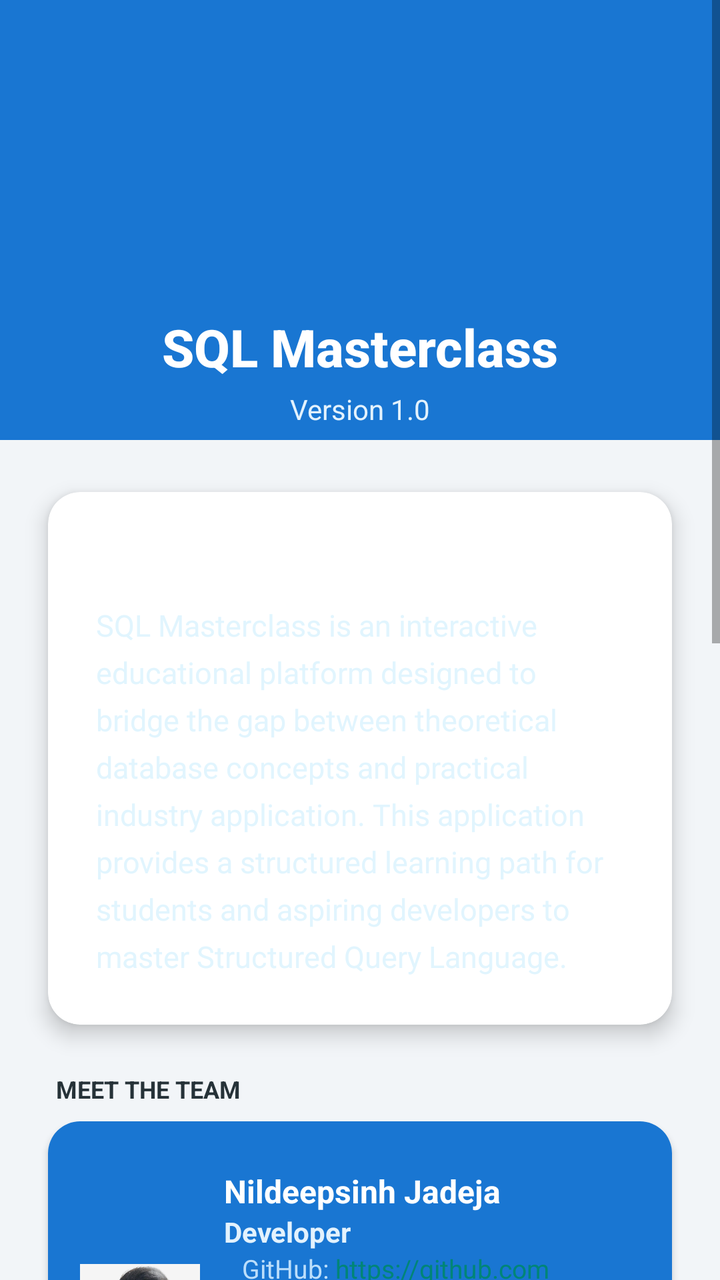
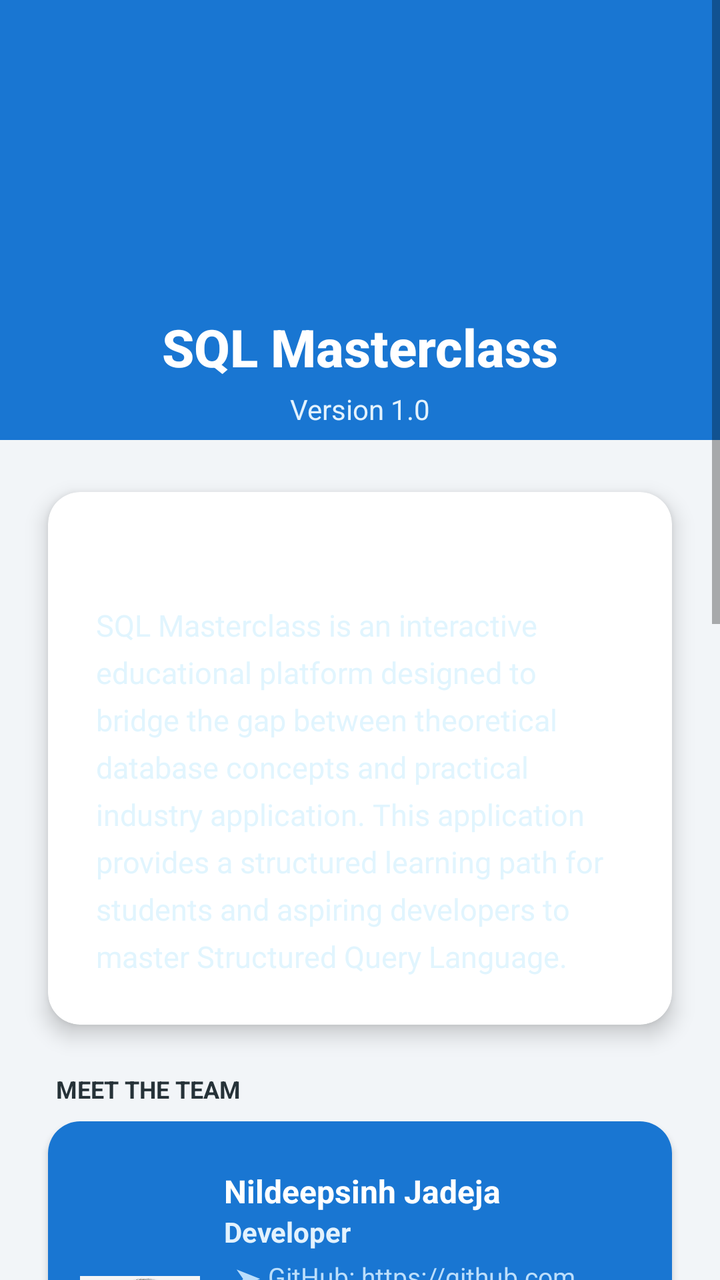

Compare the two renders of this Android layout. The source of the first and the diff that turns it into the second are given below.
<!-- AndroidManifest.xml: application theme Theme.AppCompat.Light.NoActionBar -->
<!-- res/layout/activity_about.xml -->
<?xml version="1.0" encoding="utf-8"?>
<ScrollView xmlns:android="http://schemas.android.com/apk/res/android"
    xmlns:app="http://schemas.android.com/apk/res-auto"
    xmlns:tools="http://schemas.android.com/tools"
    android:layout_width="match_parent"
    android:layout_height="match_parent"
    android:background="#F2F5F8"
    android:fillViewport="true"
    android:fitsSystemWindows="true">

    <androidx.constraintlayout.widget.ConstraintLayout
        android:layout_width="match_parent"
        android:layout_height="wrap_content"
        android:paddingBottom="32dp">

        <View
            android:id="@+id/headerBg"
            android:layout_width="match_parent"
            android:layout_height="220dp"
            android:background="#1976D2"
            app:layout_constraintTop_toTopOf="parent" />

        <ImageView
            android:id="@+id/imgAppLogo"
            android:layout_width="100dp"
            android:layout_height="100dp"
            android:layout_marginTop="40dp"
            android:elevation="8dp"
            android:src="@mipmap/ic_launcher"
            app:layout_constraintEnd_toEndOf="parent"
            app:layout_constraintStart_toStartOf="parent"
            app:layout_constraintTop_toTopOf="parent"
            tools:ignore="ContentDescription" />

        <TextView
            android:id="@+id/tvAppName"
            android:layout_width="wrap_content"
            android:layout_height="wrap_content"
            android:layout_marginTop="16dp"
            android:fontFamily="sans-serif-medium"
            android:text="SQL Masterclass"
            android:textColor="#FFFFFF"
            android:textSize="26sp"
            android:textStyle="bold"
            app:layout_constraintEnd_toEndOf="parent"
            app:layout_constraintStart_toStartOf="parent"
            app:layout_constraintTop_toBottomOf="@+id/imgAppLogo" />

        <TextView
            android:id="@+id/tvVersion"
            android:layout_width="wrap_content"
            android:layout_height="wrap_content"
            android:layout_marginTop="4dp"
            android:text="Version 1.0"
            android:textColor="#E3F2FD"
            android:textSize="14sp"
            app:layout_constraintEnd_toEndOf="parent"
            app:layout_constraintStart_toStartOf="parent"
            app:layout_constraintTop_toBottomOf="@+id/tvAppName" />

        <androidx.cardview.widget.CardView
            android:id="@+id/cardDescription"
            android:layout_width="match_parent"
            android:layout_height="wrap_content"
            android:layout_marginHorizontal="24dp"
            android:layout_marginTop="32dp"
            app:cardCornerRadius="16dp"
            app:cardElevation="6dp"
            app:layout_constraintTop_toBottomOf="@+id/tvVersion">

            <LinearLayout
                android:layout_width="match_parent"
                android:layout_height="wrap_content"
                android:orientation="vertical"
                android:padding="24dp">

                <TextView
                    android:layout_width="wrap_content"
                    android:layout_height="wrap_content"
                    android:text="About"
                    android:textColor="#FFFFFF"
                    android:textSize="18sp"
                    android:textStyle="bold"
                    android:layout_marginBottom="8dp"/>

                <TextView
                    android:layout_width="match_parent"
                    android:layout_height="wrap_content"
                    android:lineSpacingExtra="6dp"
                    android:text="SQL Masterclass is an interactive educational platform designed to bridge the gap between theoretical database concepts and practical industry application. This application provides a structured learning path for students and aspiring developers to master Structured Query Language."
                    android:textColor="#E1F5FE"
                    android:textSize="15sp" />
            </LinearLayout>
        </androidx.cardview.widget.CardView>

        <TextView
            android:id="@+id/tvLabelTeam"
            android:layout_width="wrap_content"
            android:layout_height="wrap_content"
            android:layout_marginStart="28dp"
            android:layout_marginTop="24dp"
            android:text="Meet the Team"
            android:textAllCaps="true"
            android:textColor="#263238"
            android:textSize="12sp"
            android:textStyle="bold"
            app:layout_constraintStart_toStartOf="parent"
            app:layout_constraintTop_toBottomOf="@+id/cardDescription" />

        <androidx.cardview.widget.CardView
            android:id="@+id/cardTeam"
            android:layout_width="match_parent"
            android:layout_height="wrap_content"
            android:layout_marginHorizontal="24dp"
            android:layout_marginTop="8dp"
            app:cardCornerRadius="16dp"
            app:cardElevation="2dp"
            app:layout_constraintTop_toBottomOf="@+id/tvLabelTeam">

            <LinearLayout
                android:layout_width="match_parent"
                android:layout_height="wrap_content"
                android:orientation="vertical"
                android:paddingVertical="8dp"
                android:background="#1976D2">

                <LinearLayout
                    android:layout_width="match_parent"
                    android:layout_height="wrap_content"
                    android:orientation="horizontal"
                    android:padding="16dp"
                    android:gravity="center_vertical">

                    <ImageView
                        android:layout_width="60dp"
                        android:layout_height="60dp"
                        android:layout_marginEnd="12dp"
                        android:scaleType="centerCrop"
                        android:src="@drawable/dev_nildeepsinh" />

                    <LinearLayout
                        android:layout_width="0dp"
                        android:layout_height="wrap_content"
                        android:layout_weight="1"
                        android:orientation="vertical">
                        <TextView
                            android:layout_width="wrap_content"
                            android:layout_height="wrap_content"
                            android:text="Nildeepsinh Jadeja"
                            android:textColor="#FFFFFF"
                            android:textStyle="bold"
                            android:textSize="16sp"/>
                        <TextView
                            android:layout_width="wrap_content"
                            android:layout_height="wrap_content"
                            android:text="Developer"
                            android:textStyle="bold"
                            android:textColor="#E3F2FD"
                            android:textSize="14sp"/>

                        <TextView
                            android:layout_width="wrap_content"
                            android:layout_height="wrap_content"
                            android:text=" GitHub: https://github.com/Nildeepsinh24/"
                            android:textColor="#BBDEFB"
                            android:textSize="13sp"
                            android:autoLink="web"
                            android:drawableStart="@drawable/ic_info_small"
                            android:drawablePadding="6dp"
                            android:gravity="center_vertical"/>

                        <TextView
                            android:layout_width="wrap_content"
                            android:layout_height="wrap_content"
                            android:text=" LinkedIn: https://www.linkedin.com/in/nildeepsinh-jadeja-421b2a35b/"
                            android:textColor="#BBDEFB"
                            android:textSize="13sp"
                            android:autoLink="web"
                            android:drawableStart="@drawable/ic_place_small"
                            android:drawablePadding="6dp"
                            android:gravity="center_vertical"/>

                        <TextView
                            android:layout_width="wrap_content"
                            android:layout_height="wrap_content"
                            android:text=" Email: neeldeepsinhjadeja24@gmail.com"
                            android:textColor="#BBDEFB"
                            android:textSize="13sp"
                            android:autoLink="email"
                            android:drawableStart="@drawable/ic_email_small"
                            android:drawablePadding="6dp"
                            android:gravity="center_vertical"/>


                    </LinearLayout>
                </LinearLayout>

                <View
                    android:layout_width="match_parent"
                    android:layout_height="1dp"
                    android:layout_marginHorizontal="16dp"
                    android:background="#40FFFFFF" />

                <LinearLayout
                    android:layout_width="match_parent"
                    android:layout_height="wrap_content"
                    android:orientation="horizontal"
                    android:padding="16dp"
                    android:gravity="center_vertical">

                    <ImageView
                        android:layout_width="60dp"
                        android:layout_height="60dp"
                        android:layout_marginEnd="12dp"
                        android:scaleType="centerCrop"
                        android:src="@drawable/dev_vrinda" />

                    <LinearLayout
                        android:layout_width="0dp"
                        android:layout_height="wrap_content"
                        android:layout_weight="1"
                        android:orientation="vertical">
                        <TextView
                            android:layout_width="wrap_content"
                            android:layout_height="wrap_content"
                            android:text="Vrinda Mavadhiya"
                            android:textColor="#FFFFFF"
                            android:textStyle="bold"
                            android:textSize="16sp"/>
                        <TextView
                            android:layout_width="wrap_content"
                            android:layout_height="wrap_content"
                            android:text="Developer"
                            android:textStyle="bold"
                            android:textColor="#E3F2FD"
                            android:textSize="14sp"/>

                        <TextView
                            android:layout_width="wrap_content"
                            android:layout_height="wrap_content"
                            android:text=" GitHub: https://github.com/Vrindasm99"
                            android:textColor="#BBDEFB"
                            android:textSize="13sp"
                            android:autoLink="web"
                            android:gravity="center_vertical"
                            android:drawableStart="@drawable/ic_info_small"
                            android:drawablePadding="6dp"/>

                        <TextView
                            android:layout_width="wrap_content"
                            android:layout_height="wrap_content"
                            android:gravity="center_vertical"
                            android:text=" LinkedIn: https://www.linkedin.com/in/vrinda-mavadhiya-a42947217/"
                            android:textColor="#BBDEFB"
                            android:textSize="13sp"
                            android:autoLink="web"
                            android:drawableStart="@drawable/ic_place_small"
                            android:drawablePadding="6dp"/>

                        <TextView
                            android:layout_width="wrap_content"
                            android:layout_height="wrap_content"
                            android:gravity="center_vertical"
                            android:text=" Email: vrindasm2005@gmail.com"
                            android:textColor="#BBDEFB"
                            android:textSize="13sp"
                            android:autoLink="email"
                            android:drawableStart="@drawable/ic_email_small"
                            android:drawablePadding="6dp"/>

                    </LinearLayout>
                </LinearLayout>
            </LinearLayout>
        </androidx.cardview.widget.CardView>

        
        <TextView
            android:id="@+id/tvLabelGuide"
            android:layout_width="wrap_content"
            android:layout_height="wrap_content"
            android:layout_marginStart="28dp"
            android:layout_marginTop="24dp"
            android:text="Project Guide"
            android:textAllCaps="true"
            android:textColor="#263238"
            android:textSize="12sp"
            android:textStyle="bold"
            app:layout_constraintStart_toStartOf="parent"
            app:layout_constraintTop_toBottomOf="@id/cardTeam" />

        
        <androidx.cardview.widget.CardView
            android:id="@+id/cardGuide"
            android:layout_width="match_parent"
            android:layout_height="wrap_content"
            android:layout_marginHorizontal="24dp"
            android:layout_marginTop="8dp"
            app:cardCornerRadius="16dp"
            app:cardElevation="4dp"
            app:layout_constraintTop_toBottomOf="@id/tvLabelGuide"
            app:layout_constraintStart_toStartOf="parent"
            app:layout_constraintEnd_toEndOf="parent">

            <LinearLayout
                android:layout_width="match_parent"
                android:layout_height="wrap_content"
                android:orientation="horizontal"
                android:padding="16dp"
                android:gravity="center_vertical">

                
                <ImageView
                    android:layout_width="60dp"
                    android:layout_height="60dp"
                    android:layout_marginEnd="12dp"
                    android:scaleType="centerCrop"
                    android:src="@drawable/guide"
                    tools:ignore="ContentDescription" />

                
                <LinearLayout
                    android:layout_width="wrap_content"
                    android:layout_height="wrap_content"
                    android:orientation="vertical">

                    <TextView
                        android:layout_width="wrap_content"
                        android:layout_height="wrap_content"
                        android:text="Hardik Chavda "
                        android:textSize="16sp"
                        android:textStyle="bold"
                        android:textColor="#0D47A1" />

                    <TextView
                        android:layout_width="wrap_content"
                        android:layout_height="wrap_content"
                        android:text="Assistant Professor"
                        android:textSize="14sp"
                        android:textStyle="bold"
                        android:textColor="#455A64" />

                    <TextView
                        android:layout_width="wrap_content"
                        android:layout_height="wrap_content"
                        android:text="Department of Computer Applications"
                        android:textStyle="bold"
                        android:textSize="13sp"
                        android:textColor="#607D8B" />

                    <TextView
                        android:layout_width="wrap_content"
                        android:layout_height="wrap_content"
                        android:text="Marwadi University"
                        android:textSize="13sp"
                        android:textStyle="italic"
                        android:textColor="#607D8B" />
                </LinearLayout>
            </LinearLayout>
        </androidx.cardview.widget.CardView>


        <TextView
            android:id="@+id/tvLabelSupport"
            android:layout_width="wrap_content"
            android:layout_height="wrap_content"
            android:layout_marginStart="28dp"
            android:layout_marginTop="24dp"
            android:text="Support"
            android:textAllCaps="true"
            android:textColor="#263238"
            android:textSize="12sp"
            android:textStyle="bold"
            app:layout_constraintStart_toStartOf="parent"
            app:layout_constraintTop_toBottomOf="@id/cardGuide" />

        <androidx.cardview.widget.CardView
            android:id="@+id/cardContact"
            android:layout_width="match_parent"
            android:layout_height="wrap_content"
            android:layout_marginHorizontal="24dp"
            android:layout_marginTop="8dp"
            android:clickable="true"
            android:focusable="true"
            android:foreground="?attr/selectableItemBackground"
            app:cardCornerRadius="16dp"
            app:cardElevation="6dp"
            app:layout_constraintTop_toBottomOf="@id/tvLabelSupport"
            app:layout_constraintStart_toStartOf="parent"
            app:layout_constraintEnd_toEndOf="parent">

            <LinearLayout
                android:layout_width="match_parent"
                android:layout_height="wrap_content"
                android:orientation="horizontal"
                android:padding="20dp"
                android:gravity="center_vertical">

                <ImageView
                    android:layout_width="24dp"
                    android:layout_height="24dp"
                    android:src="@android:drawable/ic_dialog_email"
                    app:tint="#FFFFFF"
                    android:layout_marginEnd="12dp"/>

                <LinearLayout
                    android:layout_width="0dp"
                    android:layout_height="wrap_content"
                    android:layout_weight="1"
                    android:orientation="vertical">

                    <TextView
                        android:layout_width="wrap_content"
                        android:layout_height="wrap_content"
                        android:text="Contact Us via Email"
                        android:textColor="#FFFFFF"
                        android:textStyle="bold"
                        android:textSize="16sp"/>

                    <TextView
                        android:layout_width="wrap_content"
                        android:layout_height="wrap_content"
                        android:text="sqlmasterclass05@gmail.com"
                        android:textColor="#E3F2FD"
                        android:textSize="14sp"
                        android:layout_marginTop="4dp"/>
                </LinearLayout>
            </LinearLayout>
        </androidx.cardview.widget.CardView>
    </androidx.constraintlayout.widget.ConstraintLayout>
</ScrollView>
<!-- resources referenced by this layout -->
<resources>
  <!-- drawable dev_nildeepsinh: jpg bitmap (drawable, 99413 bytes) -->
  <!-- drawable dev_vrinda: jpg bitmap (drawable, 55961 bytes) -->
  <!-- drawable guide: jpg bitmap (drawable, 61337 bytes) -->
  <!-- drawable ic_email_small (drawable) -->
  <?xml version="1.0" encoding="utf-8"?>
  <selector xmlns:android="http://schemas.android.com/apk/res/android">
    
  </selector>
  <!-- drawable ic_info_small (drawable) -->
  <?xml version="1.0" encoding="utf-8"?>
  <selector xmlns:android="http://schemas.android.com/apk/res/android">
    
  </selector>
  <!-- drawable ic_place_small (drawable) -->
  <?xml version="1.0" encoding="utf-8"?>
  <selector xmlns:android="http://schemas.android.com/apk/res/android">
    
  </selector>
  <!-- mipmap ic_launcher (mipmap-anydpi-v26) -->
  <?xml version="1.0" encoding="utf-8"?>
  <adaptive-icon xmlns:android="http://schemas.android.com/apk/res/android">
      <background android:drawable="@mipmap/ic_launcher_background"/>
      <foreground android:drawable="@mipmap/ic_launcher_foreground"/>
  </adaptive-icon>
</resources>

<!-- the commit's change to res/layout/activity_about.xml (unified diff, before → after) -->
@@ -161,10 +161,12 @@
                         <TextView
                             android:layout_width="wrap_content"
                             android:layout_height="wrap_content"
-                            android:text=" GitHub: https://github.com/Nildeepsinh24/"
+                            android:text="➤ GitHub: https://github.com/Nildeepsinh24/"
                             android:textColor="#BBDEFB"
                             android:textSize="13sp"
                             android:autoLink="web"
+                            android:textColorLink="#BBDEFB"
+                            android:layout_marginTop="4dp"
                             android:drawableStart="@drawable/ic_info_small"
                             android:drawablePadding="6dp"
                             android:gravity="center_vertical"/>
@@ -172,10 +174,12 @@
                         <TextView
                             android:layout_width="wrap_content"
                             android:layout_height="wrap_content"
-                            android:text=" LinkedIn: https://www.linkedin.com/in/nildeepsinh-jadeja-421b2a35b/"
+                            android:text="➤ LinkedIn: https://www.linkedin.com/in/nildeepsinh-jadeja-421b2a35b/"
                             android:textColor="#BBDEFB"
                             android:textSize="13sp"
                             android:autoLink="web"
+                            android:textColorLink="#BBDEFB"
+                            android:layout_marginTop="4dp"
                             android:drawableStart="@drawable/ic_place_small"
                             android:drawablePadding="6dp"
                             android:gravity="center_vertical"/>
@@ -183,12 +187,14 @@
                         <TextView
                             android:layout_width="wrap_content"
                             android:layout_height="wrap_content"
-                            android:text=" Email: neeldeepsinhjadeja24@gmail.com"
+                            android:text="➤ Email: neeldeepsinhjadeja24@gmail.com"
                             android:textColor="#BBDEFB"
                             android:textSize="13sp"
                             android:autoLink="email"
+                            android:textColorLink="#BBDEFB"
                             android:drawableStart="@drawable/ic_email_small"
                             android:drawablePadding="6dp"
+                            android:layout_marginTop="3dp"
                             android:gravity="center_vertical"/>
 
 
@@ -238,10 +244,12 @@
                         <TextView
                             android:layout_width="wrap_content"
                             android:layout_height="wrap_content"
-                            android:text=" GitHub: https://github.com/Vrindasm99"
+                            android:text="➤ GitHub: https://github.com/Vrindasm99"
                             android:textColor="#BBDEFB"
                             android:textSize="13sp"
                             android:autoLink="web"
+                            android:layout_marginTop="4dp"
+                            android:textColorLink="#BBDEFB"
                             android:gravity="center_vertical"
                             android:drawableStart="@drawable/ic_info_small"
                             android:drawablePadding="6dp"/>
@@ -250,10 +258,12 @@
                             android:layout_width="wrap_content"
                             android:layout_height="wrap_content"
                             android:gravity="center_vertical"
-                            android:text=" LinkedIn: https://www.linkedin.com/in/vrinda-mavadhiya-a42947217/"
-                            android:textColor="#BBDEFB"
-                            android:textSize="13sp"
+                            android:text="➤ LinkedIn: https://www.linkedin.com/in/vrinda-mavadhiya-a42947217/"
+                            android:textColor="#BBDEFB"
+                            android:textSize="13sp"
+                            android:layout_marginTop="4dp"
                             android:autoLink="web"
+                            android:textColorLink="#BBDEFB"
                             android:drawableStart="@drawable/ic_place_small"
                             android:drawablePadding="6dp"/>
 
@@ -261,10 +271,12 @@
                             android:layout_width="wrap_content"
                             android:layout_height="wrap_content"
                             android:gravity="center_vertical"
-                            android:text=" Email: vrindasm2005@gmail.com"
-                            android:textColor="#BBDEFB"
-                            android:textSize="13sp"
+                            android:text="➤ Email: vrindasm2005@gmail.com"
+                            android:textColor="#BBDEFB"
+                            android:textSize="13sp"
+                            android:layout_marginTop="4dp"
                             android:autoLink="email"
+                            android:textColorLink="#BBDEFB"
                             android:drawableStart="@drawable/ic_email_small"
                             android:drawablePadding="6dp"/>
 
